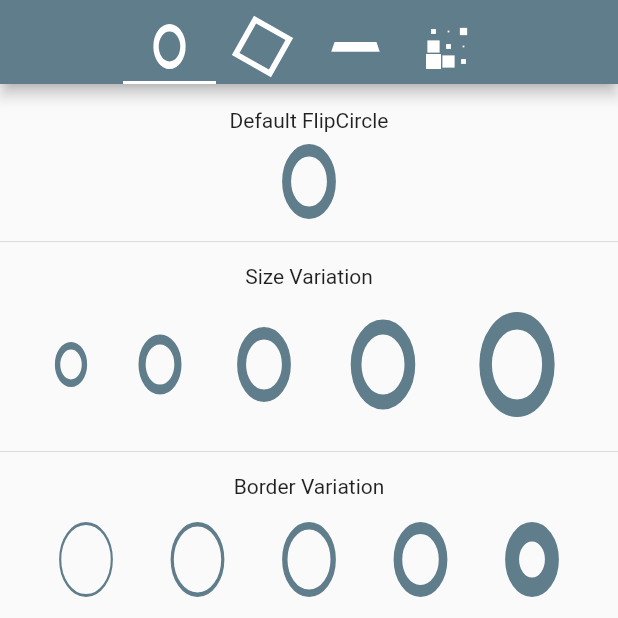
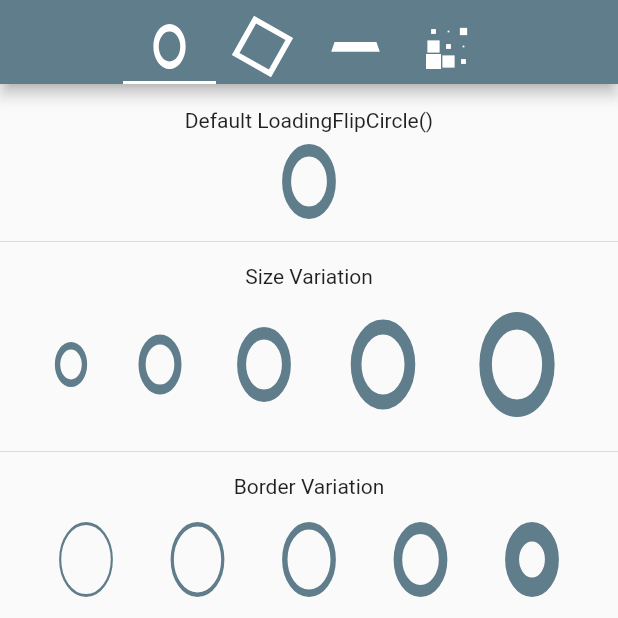
Before and after one commit to TrendingTechnology/loading-indicator, a Flutter app: the screen it shows after launch, on a phone screen of 412 x 824 dp, the top half of it. Run offline on Flutter 3.47's test engine with Material 2 defaults, Android fonts, the phone set to English and light mode, and no system bars.

Commit message:
project description and examples

```diff
--- a/example/lib/main.dart
+++ b/example/lib/main.dart
@@ -63,7 +63,7 @@ class MyApp extends StatelessWidget {
       padding: EdgeInsets.symmetric(vertical: 16),
       children: <Widget>[
         _buildRow(
-          'Default FlipCircle',
+          'Default LoadingFlipCircle()',
           LoadingFlipCircle(),
         ),
         _buildRow(
@@ -159,7 +159,7 @@ class MyApp extends StatelessWidget {
       padding: EdgeInsets.symmetric(vertical: 16),
       children: <Widget>[
         _buildRow(
-          'Default RotatingSquare',
+          'Default LoadingRotatingSquare()',
           LoadingRotatingSquare(),
         ),
         _buildRow(
@@ -275,7 +275,7 @@ class MyApp extends StatelessWidget {
       padding: EdgeInsets.symmetric(vertical: 16),
       children: <Widget>[
         _buildRow(
-          'Default FlipCircle',
+          'Default LoadingFlipBox()',
           LoadingFlipBox(),
         ),
         _buildRow(
@@ -386,7 +386,7 @@ class MyApp extends StatelessWidget {
       padding: EdgeInsets.symmetric(vertical: 16),
       children: <Widget>[
         _buildRow(
-          'Default BouncingGrid',
+          'Default LoadingBouncingGrid()',
           LoadingBouncingGrid(),
         ),
         _buildRow(
```
Also changed, not shown: pubspec.yaml (+4 -3 lines), assets/LoadingBouncingGrid.gif (added), assets/LoadingFlipBox.gif (added), assets/LoadingFlipCircle.gif (added), assets/LoadingRotatingSquare.gif (added), example/pubspec.lock, 2 other files.
